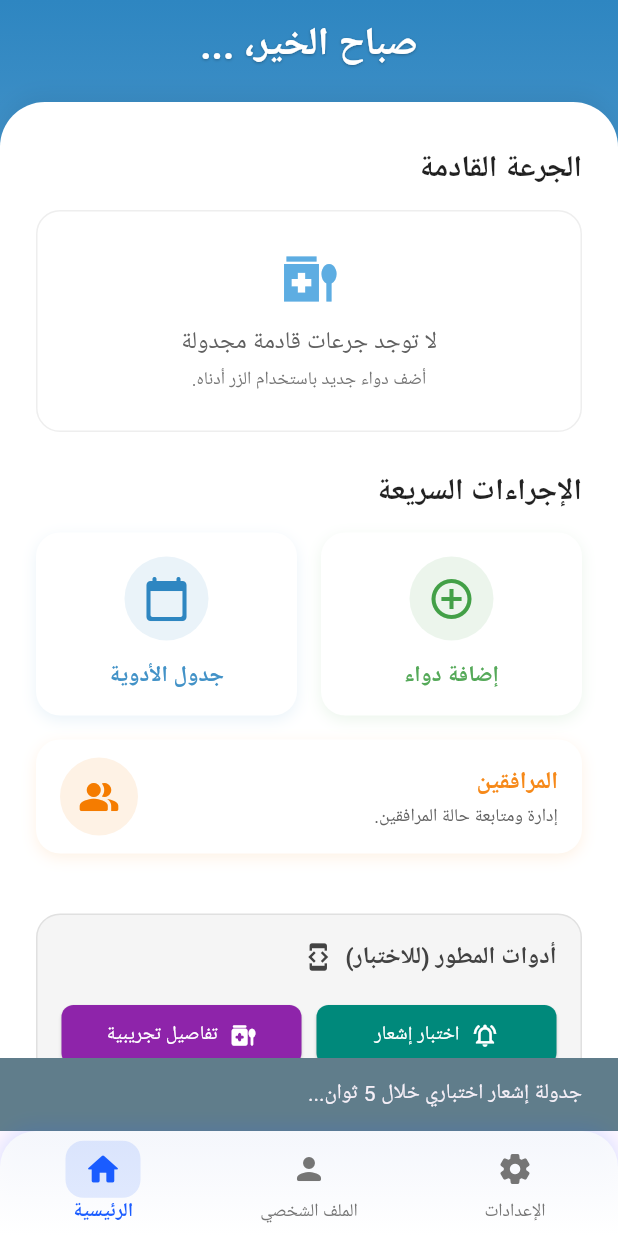
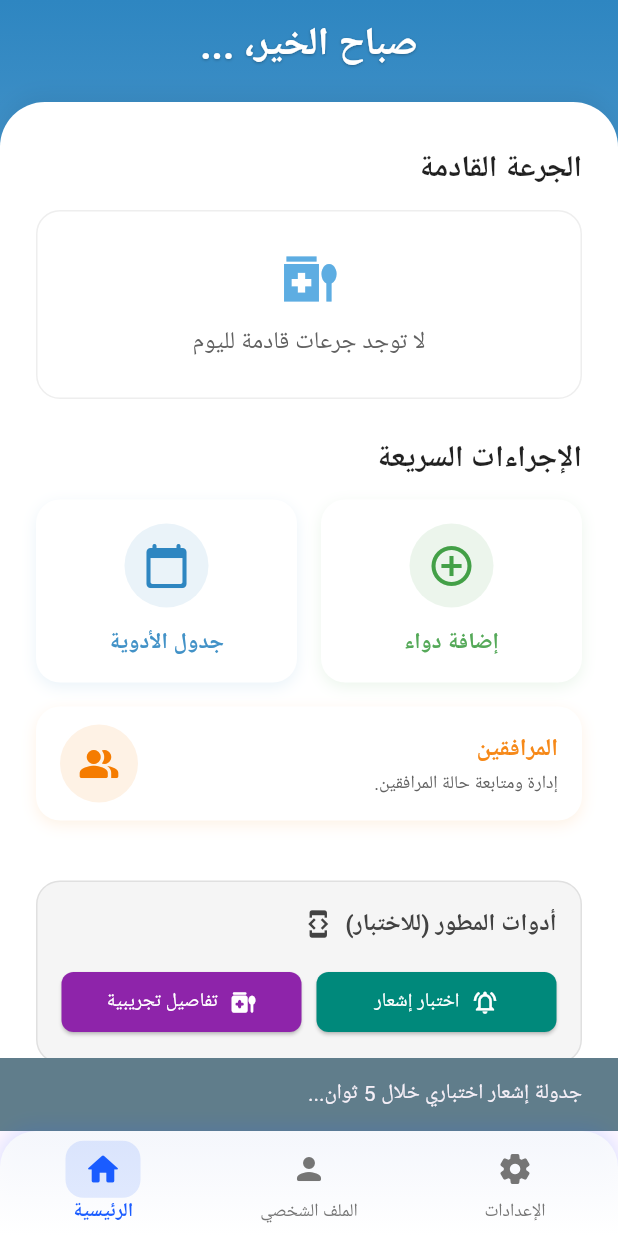
Before and after one commit to AbdulrahmanB-25/Mudhkir_App, a Flutter app: the MainPage screen opened by its route, after a tap on "اختبار إشعار", on a phone screen of 412 x 824 dp. Run offline on Flutter 3.47's test engine with Material 3 defaults, Android fonts, the light colour scheme and no system bars; our stand-ins replace cloud_firestore, firebase_auth, firebase_core, flutter_dotenv, flutter_local_notifications, image_picker and 4 more; accounts and stored records are empty; Roboto replaces fonts that are missing (Tajawal).

Commit message:
Fixed Nearst Medication in mainpage.dart ( Current day only ).

```diff
--- a/lib/Pages/mainpage.dart
+++ b/lib/Pages/mainpage.dart
@@ -160,6 +160,12 @@ class _MainPageState extends State<MainPage> with SingleTickerProviderStateMixin
       final tz.Location local = tz.local;
       final tz.TZDateTime now = tz.TZDateTime.now(local);
 
+      // Calculate start and end of today for filtering today's doses
+      final tz.TZDateTime todayStart = tz.TZDateTime(local, now.year, now.month, now.day);
+      final tz.TZDateTime tomorrowStart = todayStart.add(const Duration(days: 1));
+
+      print("[Scheduling] Today's window: $todayStart to $tomorrowStart");
+
       for (var doc in medsSnapshot.docs) {
         final data = doc.data();
         final docId = doc.id;
@@ -209,6 +215,7 @@ class _MainPageState extends State<MainPage> with SingleTickerProviderStateMixin
               scheduledTime: doseTime.toLocal(),
               medicationId: docId,
             );
+            // Store all upcoming doses for processing, not just today's doses
             if (doseTime.isAfter(now)) {
               upcomingDoses.add({'docId': docId, 'time': doseTime});
             }
@@ -219,19 +226,33 @@ class _MainPageState extends State<MainPage> with SingleTickerProviderStateMixin
       }
 
       final prefs = await SharedPreferences.getInstance();
-      if (upcomingDoses.isNotEmpty) {
-        upcomingDoses.sort((a, b) => (a['time'] as tz.TZDateTime).compareTo(b['time'] as tz.TZDateTime));
-        final nextDose = upcomingDoses.first;
+
+      // Filter doses to only include today's doses for display purposes
+      List<Map<String, dynamic>> todayDoses = upcomingDoses
+          .where((dose) {
+        final doseTime = dose['time'] as tz.TZDateTime;
+        return doseTime.isAfter(now) &&
+            doseTime.isAfter(todayStart) &&
+            doseTime.isBefore(tomorrowStart);
+      }).toList();
+
+      print("[Scheduling] Found ${todayDoses.length} doses for today out of ${upcomingDoses.length} total upcoming doses");
+
+      if (todayDoses.isNotEmpty) {
+        // Sort today's doses to find the closest one
+        todayDoses.sort((a, b) => (a['time'] as tz.TZDateTime).compareTo(b['time'] as tz.TZDateTime));
+        final nextDose = todayDoses.first;
         final nextDoseTime = nextDose['time'] as tz.TZDateTime;
         final nextDoseDocId = nextDose['docId'] as String;
 
         await prefs.setString(PREF_NEXT_DOSE_DOC_ID, nextDoseDocId);
         await prefs.setString(PREF_NEXT_DOSE_TIME_ISO, nextDoseTime.toUtc().toIso8601String());
-        print("[Scheduling] Next dose stored for confirmation: $nextDoseDocId at $nextDoseTime (Local)");
+        print("[Scheduling] Next dose for today stored for confirmation: $nextDoseDocId at $nextDoseTime (Local)");
       } else {
+        // No doses for today, clear stored next dose
         await prefs.remove(PREF_NEXT_DOSE_DOC_ID);
         await prefs.remove(PREF_NEXT_DOSE_TIME_ISO);
-        print("[Scheduling] No upcoming doses found in the schedule window.");
+        print("[Scheduling] No upcoming doses found for today.");
       }
 
     } catch (e) {
@@ -242,7 +263,6 @@ class _MainPageState extends State<MainPage> with SingleTickerProviderStateMixin
     }
     print("[Scheduling] Scheduling process finished.");
   }
-
   List<tz.TZDateTime> _calculateNextDoseTimes({
     required tz.TZDateTime now,
     required tz.TZDateTime scheduleUntil,
@@ -914,9 +934,7 @@ class _MainPageState extends State<MainPage> with SingleTickerProviderStateMixin
           children: [
             Icon(Icons.medication_liquid_outlined, size: 40, color: kSecondaryColor),
             SizedBox(height: 10),
-            Text("لا توجد جرعات قادمة مجدولة", style: TextStyle(fontSize: 16, fontWeight: FontWeight.w500, color: Colors.grey.shade700), textAlign: TextAlign.center),
-            SizedBox(height: 4),
-            Text("أضف دواء جديد باستخدام الزر أدناه.", style: TextStyle(fontSize: 12, color: Colors.grey.shade600), textAlign: TextAlign.center),
+            Text("لا توجد جرعات قادمة لليوم", style: TextStyle(fontSize: 16, fontWeight: FontWeight.w500, color: Colors.grey.shade700), textAlign: TextAlign.center),
           ],
         ),
       ),
```
